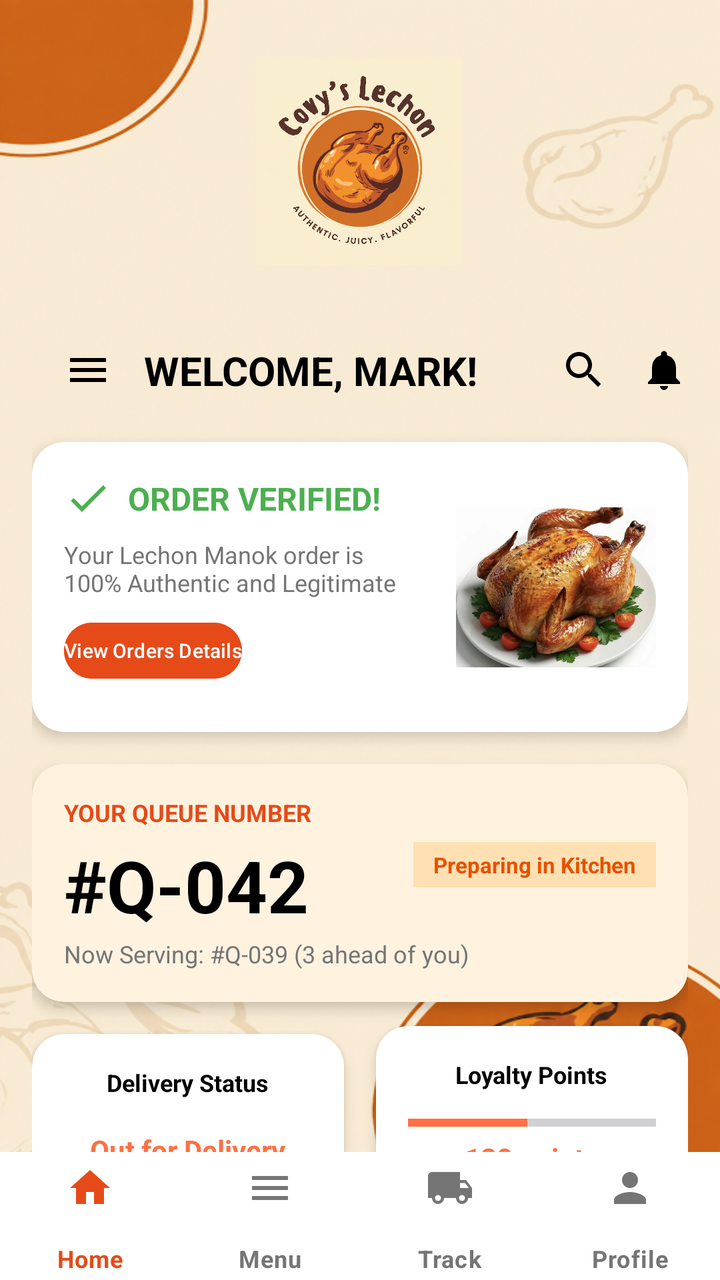
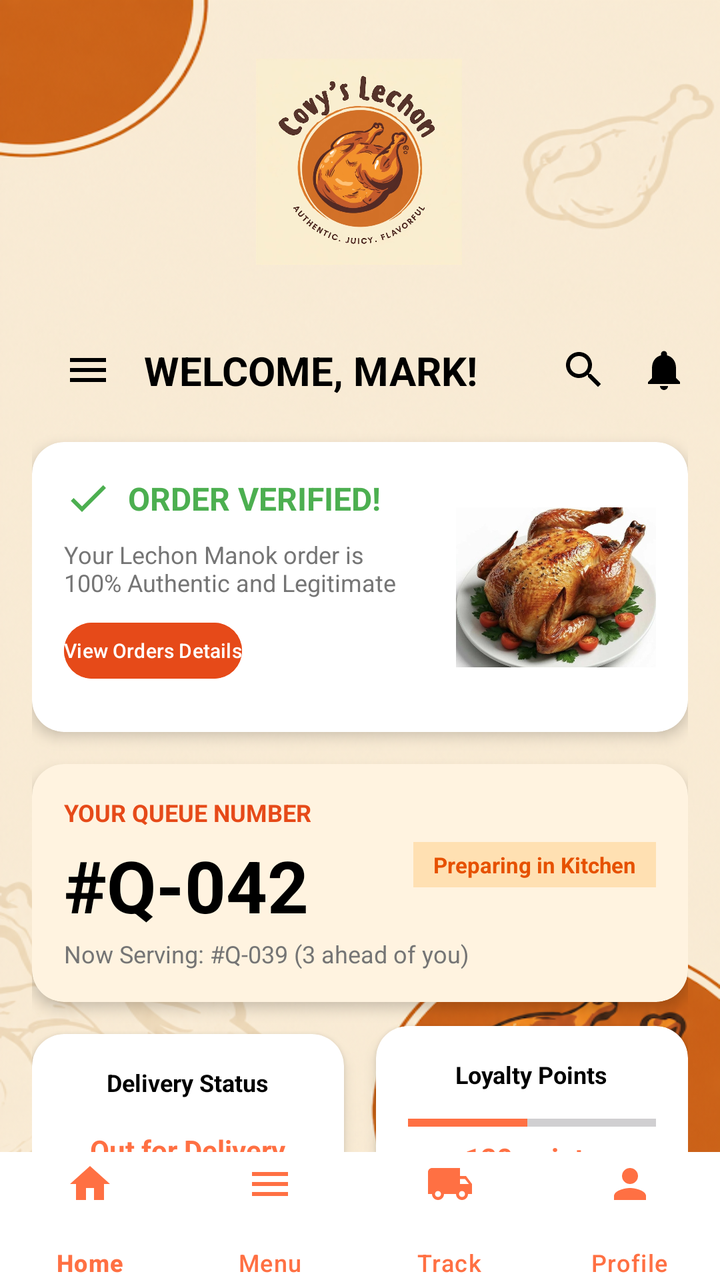

An Android layout rendered at two revisions. The XML below is the earlier revision; the diff shows what the commit changed to produce the second picture.
<!-- AndroidManifest.xml: application theme Theme.CoyvSplashScreen -->
<!-- res/layout/activity_dashboard.xml -->
<?xml version="1.0" encoding="utf-8"?>
<androidx.constraintlayout.widget.ConstraintLayout xmlns:android="http://schemas.android.com/apk/res/android"
    xmlns:app="http://schemas.android.com/apk/res-auto"
    xmlns:tools="http://schemas.android.com/tools"
    android:id="@+id/main"
    android:layout_width="match_parent"
    android:layout_height="match_parent"
    android:background="@drawable/signinbackgoundimage"
    tools:context=".DashBoardActivity">

    
    <View
        android:id="@+id/view_decoration"
        android:layout_width="200dp"
        android:layout_height="200dp"
        android:layout_marginStart="-80dp"
        android:layout_marginTop="-80dp"
        android:alpha="0.3"
        app:layout_constraintStart_toStartOf="parent"
        app:layout_constraintTop_toTopOf="parent" />

    <androidx.core.widget.NestedScrollView
        android:layout_width="match_parent"
        android:layout_height="0dp"
        app:layout_constraintBottom_toTopOf="@+id/bottom_navigation"
        app:layout_constraintTop_toTopOf="parent">

        <androidx.constraintlayout.widget.ConstraintLayout
            android:layout_width="match_parent"
            android:layout_height="wrap_content"
            android:padding="@dimen/padding_medium">

            

            <ImageView
                android:id="@+id/covylogo"
                android:layout_width="153dp"
                android:layout_height="103dp"
                android:layout_marginTop="10dp"
                android:layout_marginBottom="36dp"
                android:contentDescription="Covy Lechon Logo"
                android:src="@drawable/logo"
                app:layout_constraintBottom_toTopOf="@+id/tv_welcome"
                app:layout_constraintEnd_toEndOf="parent"
                app:layout_constraintHorizontal_bias="0.498"
                app:layout_constraintStart_toStartOf="parent"
                app:layout_constraintTop_toTopOf="parent" />

            
            <ImageButton
                android:id="@+id/btn_menu_top"
                android:layout_width="@dimen/icon_size"
                android:layout_height="@dimen/icon_size"
                android:layout_marginStart="16dp"
                android:layout_marginTop="157dp"
                android:layout_marginEnd="16dp"
                android:layout_marginBottom="24dp"
                android:background="?attr/selectableItemBackgroundBorderless"
                android:src="@drawable/ic_menu"
                app:layout_constraintBottom_toTopOf="@+id/cv_verified"
                app:layout_constraintEnd_toStartOf="@+id/tv_welcome"
                app:layout_constraintStart_toStartOf="parent"
                app:layout_constraintTop_toTopOf="parent" />

            <TextView
                android:id="@+id/tv_welcome"
                android:layout_width="wrap_content"
                android:layout_height="wrap_content"
                android:layout_marginStart="@dimen/padding_medium"
                android:text="WELCOME, MARK!"
                android:textColor="@color/black"
                android:textSize="20sp"
                android:textStyle="bold"
                app:layout_constraintBottom_toBottomOf="@+id/btn_menu_top"
                app:layout_constraintStart_toEndOf="@+id/btn_menu_top"
                app:layout_constraintTop_toTopOf="@+id/btn_menu_top" />

            <ImageButton
                android:id="@+id/btn_notification"
                android:layout_width="@dimen/icon_size"
                android:layout_height="@dimen/icon_size"
                android:background="?attr/selectableItemBackgroundBorderless"
                android:src="@drawable/ic_notifications"
                app:layout_constraintBottom_toBottomOf="@+id/btn_menu_top"
                app:layout_constraintEnd_toEndOf="parent"
                app:layout_constraintTop_toTopOf="@+id/btn_menu_top" />

            <ImageButton
                android:id="@+id/btn_search"
                android:layout_width="@dimen/icon_size"
                android:layout_height="@dimen/icon_size"
                android:layout_marginEnd="@dimen/padding_medium"
                android:background="?attr/selectableItemBackgroundBorderless"
                android:src="@drawable/ic_search"
                app:layout_constraintBottom_toBottomOf="@+id/btn_menu_top"
                app:layout_constraintEnd_toStartOf="@+id/btn_notification"
                app:layout_constraintTop_toTopOf="@+id/btn_menu_top" />

            
            <androidx.cardview.widget.CardView
                android:id="@+id/cv_verified"
                android:layout_width="match_parent"
                android:layout_height="wrap_content"
                android:layout_marginTop="@dimen/padding_large"
                app:cardCornerRadius="@dimen/corner_radius"
                app:cardElevation="@dimen/card_elevation"
                app:layout_constraintTop_toBottomOf="@+id/btn_menu_top">

                <androidx.constraintlayout.widget.ConstraintLayout
                    android:layout_width="match_parent"
                    android:layout_height="145dp"
                    android:padding="@dimen/padding_medium">

                    <ImageView
                        android:id="@+id/iv_check"
                        android:layout_width="24dp"
                        android:layout_height="24dp"
                        android:contentDescription="Verified"
                        android:src="@drawable/ic_check"
                        app:layout_constraintStart_toStartOf="parent"
                        app:layout_constraintTop_toTopOf="parent" />

                    <TextView
                        android:id="@+id/tv_verified_status"
                        android:layout_width="wrap_content"
                        android:layout_height="wrap_content"
                        android:layout_marginStart="@dimen/padding_small"
                        android:text="ORDER VERIFIED!"
                        android:textColor="@color/green_verified"
                        android:textSize="16sp"
                        android:textStyle="bold"
                        app:layout_constraintBottom_toBottomOf="@+id/iv_check"
                        app:layout_constraintStart_toEndOf="@+id/iv_check"
                        app:layout_constraintTop_toTopOf="@+id/iv_check" />

                    <TextView
                        android:id="@+id/tv_verified_desc"
                        android:layout_width="0dp"
                        android:layout_height="wrap_content"
                        android:layout_marginTop="@dimen/padding_small"
                        android:text="Your Lechon Manok order is\n100% Authentic and Legitimate"
                        android:textColor="@color/text_grey"
                        android:textSize="12sp"
                        app:layout_constraintEnd_toStartOf="@+id/iv_verified_chicken"
                        app:layout_constraintStart_toStartOf="parent"
                        app:layout_constraintTop_toBottomOf="@+id/iv_check" />

                    <Button
                        android:id="@+id/btn_view_details"
                        android:layout_width="wrap_content"
                        android:layout_height="36dp"
                        android:layout_marginTop="@dimen/padding_small"
                        android:backgroundTint="@color/orange_dark"
                        android:padding="0dp"
                        android:text="View Orders Details"
                        android:textAllCaps="false"
                        android:textSize="10sp"
                        app:layout_constraintStart_toStartOf="parent"
                        app:layout_constraintTop_toBottomOf="@+id/tv_verified_desc" />

                    <ImageView
                        android:id="@+id/iv_verified_chicken"
                        android:layout_width="100dp"
                        android:layout_height="80dp"
                        android:scaleType="centerCrop"
                        android:src="@drawable/f423b4974f4dd7924f11f1bad41bf1b4"
                        app:layout_constraintBottom_toBottomOf="parent"
                        app:layout_constraintEnd_toEndOf="parent"
                        app:layout_constraintTop_toTopOf="parent" />
                </androidx.constraintlayout.widget.ConstraintLayout>
            </androidx.cardview.widget.CardView>

            
            <androidx.cardview.widget.CardView
                android:id="@+id/cv_queue"
                android:layout_width="match_parent"
                android:layout_height="wrap_content"
                android:layout_marginTop="@dimen/padding_medium"
                app:cardBackgroundColor="#FFF3E0"
                app:cardCornerRadius="@dimen/corner_radius"
                app:cardElevation="@dimen/card_elevation"
                app:layout_constraintTop_toBottomOf="@+id/cv_verified">

                <androidx.constraintlayout.widget.ConstraintLayout
                    android:layout_width="match_parent"
                    android:layout_height="wrap_content"
                    android:padding="@dimen/padding_medium">

                    <TextView
                        android:id="@+id/tv_queue_title"
                        android:layout_width="wrap_content"
                        android:layout_height="wrap_content"
                        android:text="YOUR QUEUE NUMBER"
                        android:textColor="@color/orange_dark"
                        android:textSize="12sp"
                        android:textStyle="bold"
                        app:layout_constraintStart_toStartOf="parent"
                        app:layout_constraintTop_toTopOf="parent" />

                    <TextView
                        android:id="@+id/tv_queue_number"
                        android:layout_width="wrap_content"
                        android:layout_height="wrap_content"
                        android:layout_marginTop="4dp"
                        android:text="#Q-042"
                        android:textColor="@color/black"
                        android:textSize="36sp"
                        android:textStyle="bold"
                        app:layout_constraintStart_toStartOf="parent"
                        app:layout_constraintTop_toBottomOf="@+id/tv_queue_title" />

                    <TextView
                        android:id="@+id/tv_now_serving"
                        android:layout_width="wrap_content"
                        android:layout_height="wrap_content"
                        android:layout_marginTop="2dp"
                        android:text="Now Serving: #Q-039 (3 ahead of you)"
                        android:textColor="@color/text_grey"
                        android:textSize="12sp"
                        app:layout_constraintStart_toStartOf="parent"
                        app:layout_constraintTop_toBottomOf="@+id/tv_queue_number" />

                    <TextView
                        android:id="@+id/tv_queue_status_badge"
                        android:layout_width="wrap_content"
                        android:layout_height="wrap_content"
                        android:background="#FFE0B2"
                        android:paddingHorizontal="10dp"
                        android:paddingVertical="4dp"
                        android:text="Preparing in Kitchen"
                        android:textColor="#E65100"
                        android:textSize="11sp"
                        android:textStyle="bold"
                        app:layout_constraintBottom_toBottomOf="@+id/tv_queue_number"
                        app:layout_constraintEnd_toEndOf="parent"
                        app:layout_constraintTop_toTopOf="@+id/tv_queue_title" />

                </androidx.constraintlayout.widget.ConstraintLayout>
            </androidx.cardview.widget.CardView>

            
            <androidx.cardview.widget.CardView
                android:id="@+id/cv_status"
                android:layout_width="0dp"
                android:layout_height="wrap_content"
                android:layout_marginTop="@dimen/padding_medium"
                android:layout_marginEnd="@dimen/padding_small"
                app:cardCornerRadius="@dimen/corner_radius"
                app:cardElevation="@dimen/card_elevation"
                app:layout_constraintEnd_toStartOf="@+id/cv_loyalty"
                app:layout_constraintStart_toStartOf="parent"
                app:layout_constraintTop_toBottomOf="@+id/cv_queue">

                <LinearLayout
                    android:layout_width="match_parent"
                    android:layout_height="wrap_content"
                    android:gravity="center"
                    android:orientation="vertical"
                    android:padding="@dimen/padding_medium">

                    <TextView
                        android:layout_width="wrap_content"
                        android:layout_height="wrap_content"
                        android:text="Delivery Status"
                        android:textColor="@color/black"
                        android:textSize="12sp"
                        android:textStyle="bold" />

                    <TextView
                        android:layout_width="wrap_content"
                        android:layout_height="wrap_content"
                        android:layout_marginTop="16dp"
                        android:text="Out for Delivery"
                        android:textColor="@color/orange_primary"
                        android:textSize="14sp"
                        android:textStyle="bold" />

                    <TextView
                        android:layout_width="wrap_content"
                        android:layout_height="wrap_content"
                        android:text="Est. 15 mins remaining"
                        android:textColor="@color/text_grey"
                        android:textSize="10sp" />
                </LinearLayout>
            </androidx.cardview.widget.CardView>

            <androidx.cardview.widget.CardView
                android:id="@+id/cv_loyalty"
                android:layout_width="0dp"
                android:layout_height="wrap_content"
                android:layout_marginStart="@dimen/padding_small"
                app:cardCornerRadius="@dimen/corner_radius"
                app:cardElevation="@dimen/card_elevation"
                app:layout_constraintBottom_toBottomOf="@+id/cv_status"
                app:layout_constraintEnd_toEndOf="parent"
                app:layout_constraintStart_toEndOf="@+id/cv_status"
                app:layout_constraintTop_toTopOf="@+id/cv_status">

                <LinearLayout
                    android:layout_width="match_parent"
                    android:layout_height="wrap_content"
                    android:gravity="center"
                    android:orientation="vertical"
                    android:padding="@dimen/padding_medium">

                    <TextView
                        android:layout_width="wrap_content"
                        android:layout_height="wrap_content"
                        android:text="Loyalty Points"
                        android:textColor="@color/black"
                        android:textSize="12sp"
                        android:textStyle="bold" />

                    <ProgressBar
                        style="?android:attr/progressBarStyleHorizontal"
                        android:layout_width="match_parent"
                        android:layout_height="wrap_content"
                        android:layout_marginTop="@dimen/padding_small"
                        android:progress="120"
                        android:max="250"
                        android:progressTint="@color/orange_primary" />

                    <TextView
                        android:layout_width="wrap_content"
                        android:layout_height="wrap_content"
                        android:text="120 points"
                        android:textColor="@color/orange_primary"
                        android:textSize="14sp"
                        android:textStyle="bold" />

                    <TextView
                        android:layout_width="wrap_content"
                        android:layout_height="wrap_content"
                        android:text="250 to free chicken"
                        android:textColor="@color/text_grey"
                        android:textSize="10sp" />
                </LinearLayout>
            </androidx.cardview.widget.CardView>

            
            <TextView
                android:id="@+id/tv_recent_orders"
                android:layout_width="wrap_content"
                android:layout_height="wrap_content"
                android:layout_marginTop="@dimen/padding_large"
                android:text="My Recent Orders"
                android:textSize="18sp"
                android:textStyle="bold"
                app:layout_constraintStart_toStartOf="parent"
                app:layout_constraintTop_toBottomOf="@+id/cv_status" />

            <TextView
                android:id="@+id/tv_view_all"
                android:layout_width="wrap_content"
                android:layout_height="wrap_content"
                android:text="View All"
                android:textColor="@color/orange_primary"
                app:layout_constraintBottom_toBottomOf="@+id/tv_recent_orders"
                app:layout_constraintEnd_toEndOf="parent"
                app:layout_constraintTop_toTopOf="@+id/tv_recent_orders" />

            <androidx.cardview.widget.CardView
                android:id="@+id/cv_order_item"
                android:layout_width="match_parent"
                android:layout_height="wrap_content"
                android:layout_marginTop="@dimen/padding_medium"
                app:cardCornerRadius="@dimen/corner_radius"
                app:cardElevation="@dimen/card_elevation"
                app:layout_constraintTop_toBottomOf="@+id/tv_recent_orders">

                <androidx.constraintlayout.widget.ConstraintLayout
                    android:layout_width="match_parent"
                    android:layout_height="wrap_content"
                    android:padding="@dimen/padding_small">

                    <androidx.cardview.widget.CardView
                        android:id="@+id/cv_order_img_container"
                        android:layout_width="80dp"
                        android:layout_height="80dp"
                        app:cardCornerRadius="8dp"
                        app:layout_constraintStart_toStartOf="parent"
                        app:layout_constraintTop_toTopOf="parent">

                        <ImageView
                            android:id="@+id/iv_order_img"
                            android:layout_width="match_parent"
                            android:layout_height="match_parent"
                            android:contentDescription="Order Image"
                            android:scaleType="centerCrop"
                            android:src="@drawable/f423b4974f4dd7924f11f1bad41bf1b4" />
                    </androidx.cardview.widget.CardView>

                    <TextView
                        android:id="@+id/tv_order_name"
                        android:layout_width="0dp"
                        android:layout_height="wrap_content"
                        android:layout_marginStart="@dimen/padding_medium"
                        android:text="Lechon Manok (Whole)"
                        android:textColor="@color/black"
                        android:textStyle="bold"
                        app:layout_constraintEnd_toStartOf="@+id/iv_order_arrow"
                        app:layout_constraintStart_toEndOf="@+id/cv_order_img_container"
                        app:layout_constraintTop_toTopOf="parent" />

                    <TextView
                        android:id="@+id/tv_order_id"
                        android:layout_width="wrap_content"
                        android:layout_height="wrap_content"
                        android:text="ID: #123"
                        android:textColor="@color/text_grey"
                        android:textSize="12sp"
                        app:layout_constraintStart_toStartOf="@+id/tv_order_name"
                        app:layout_constraintTop_toBottomOf="@+id/tv_order_name" />

                    <TextView
                        android:id="@+id/tv_order_date"
                        android:layout_width="wrap_content"
                        android:layout_height="wrap_content"
                        android:text="Dec 23, 2023 - 10:30 AM"
                        android:textColor="@color/text_grey"
                        android:textSize="12sp"
                        app:layout_constraintStart_toStartOf="@+id/tv_order_name"
                        app:layout_constraintTop_toBottomOf="@+id/tv_order_id" />

                    <TextView
                        android:id="@+id/tv_order_status"
                        android:layout_width="wrap_content"
                        android:layout_height="wrap_content"
                        android:layout_marginTop="4dp"
                        android:background="#D5F5E3"
                        android:paddingHorizontal="8dp"
                        android:paddingVertical="2dp"
                        android:text="Delivered"
                        android:textColor="#27AE60"
                        android:textSize="10sp"
                        android:textStyle="bold"
                        app:layout_constraintStart_toStartOf="@+id/tv_order_name"
                        app:layout_constraintTop_toBottomOf="@+id/tv_order_date" />

                    <ImageView
                        android:id="@+id/iv_order_arrow"
                        android:layout_width="24dp"
                        android:layout_height="24dp"
                        android:src="@android:drawable/ic_media_play"
                        app:layout_constraintBottom_toBottomOf="parent"
                        app:layout_constraintEnd_toEndOf="parent"
                        app:layout_constraintTop_toTopOf="parent"
                        app:tint="@color/black" />
                </androidx.constraintlayout.widget.ConstraintLayout>
            </androidx.cardview.widget.CardView>

            
            <Button
                android:id="@+id/btn_place_order"
                android:layout_width="match_parent"
                android:layout_height="60dp"
                android:layout_marginTop="10dp"
                android:layout_marginBottom="4dp"
                android:backgroundTint="@color/orange_primary"
                android:text="Place New Order"
                android:textColor="@color/white"
                app:cornerRadius="@dimen/corner_radius"
                app:layout_constraintBottom_toBottomOf="parent"
                app:layout_constraintTop_toBottomOf="@+id/cv_order_item"
                app:layout_constraintVertical_bias="0.0"
                tools:layout_editor_absoluteX="16dp" />

        </androidx.constraintlayout.widget.ConstraintLayout>
    </androidx.core.widget.NestedScrollView>

    <com.google.android.material.bottomnavigation.BottomNavigationView
        android:id="@+id/bottom_navigation"
        android:layout_width="match_parent"
        android:layout_height="64dp"
        android:background="@color/white"
        app:itemIconTint="@color/bottom_nav_color_selector"
        app:itemTextColor="@color/bottom_nav_color_selector"
        app:labelVisibilityMode="labeled"
        app:itemIconSize="24dp"
        app:itemPaddingTop="6dp"
        app:itemPaddingBottom="6dp"
        app:itemTextAppearanceActive="@style/BottomNavTextStyle"
        app:itemTextAppearanceInactive="@style/BottomNavTextStyle"
        app:layout_constraintBottom_toBottomOf="parent"
        app:menu="@menu/bottom_nav_menu" />

</androidx.constraintlayout.widget.ConstraintLayout>
<!-- resources referenced by this layout -->
<resources>
  <color name="black">#FF000000</color>
  <color name="green_verified">#4CAF50</color>
  <color name="orange_dark">#E64A19</color>
  <color name="orange_primary">#FF7043</color>
  <color name="text_grey">#757575</color>
  <color name="white">#FFFFFFFF</color>
  <dimen name="card_elevation">4dp</dimen>
  <dimen name="corner_radius">16dp</dimen>
  <dimen name="icon_size">24dp</dimen>
  <dimen name="padding_large">24dp</dimen>
  <dimen name="padding_medium">16dp</dimen>
  <dimen name="padding_small">8dp</dimen>
  <!-- drawable f423b4974f4dd7924f11f1bad41bf1b4: jpg bitmap (drawable, 122413 bytes) -->
  <!-- drawable ic_check (drawable) -->
  <vector xmlns:android="http://schemas.android.com/apk/res/android"
      android:width="24dp"
      android:height="24dp"
      android:viewportWidth="24"
      android:viewportHeight="24">
      <path
          android:fillColor="#4CAF50"
          android:pathData="M9,16.17L4.83,12l-1.42,1.41L9,19 21,7l-1.41,-1.41z" />
  </vector>
  <!-- drawable ic_menu (drawable) -->
  <vector xmlns:android="http://schemas.android.com/apk/res/android"
      android:width="24dp"
      android:height="24dp"
      android:viewportWidth="24"
      android:viewportHeight="24">
      <path
          android:fillColor="#000000"
          android:pathData="M3,18h18v-2H3V18z M3,13h18v-2H3V13z M3,6v2h18V6H3z" />
  </vector>
  <!-- drawable ic_notifications (drawable) -->
  <vector xmlns:android="http://schemas.android.com/apk/res/android"
      android:width="24dp"
      android:height="24dp"
      android:viewportWidth="24"
      android:viewportHeight="24">
      <path
          android:fillColor="#000000"
          android:pathData="M12,22c1.1,0 2,-0.9 2,-2h-4c0,1.1 0.89,2 2,2zm6,-6v-5c0,-3.07 -1.64,-5.64 -4.5,-6.32V4c0,-0.83 -0.67,-1.5 -1.5,-1.5s-1.5,0.67 -1.5,1.5v0.68C7.63,5.36 6,7.92 6,11v5l-2,2v1h16v-1l-2,-2z" />
  </vector>
  <!-- drawable ic_search (drawable) -->
  <vector xmlns:android="http://schemas.android.com/apk/res/android"
      android:width="24dp"
      android:height="24dp"
      android:viewportWidth="24"
      android:viewportHeight="24">
      <path
          android:fillColor="#000000"
          android:pathData="M15.5,14h-0.79l-0.28,-0.27C15.41,12.59 16,11.11 16,9.5 16,5.91 13.09,3 9.5,3S3,5.91 3,9.5 5.91,16 9.5,16c1.61,0 3.09,-0.59 4.23,-1.57l0.27,0.28v0.79l5,4.99L20.49,19l-4.99,-5zm-6,0C7.01,14 5,11.99 5,9.5S7.01,5 9.5,5 14,7.01 14,9.5 11.99,14 9.5,14z" />
  </vector>
  <!-- drawable logo: jpg bitmap (drawable, 98396 bytes) -->
  <!-- drawable signinbackgoundimage: png bitmap (drawable, 391030 bytes) -->
  <style name="BottomNavTextStyle" parent="TextAppearance.Material3.BodySmall">
          <item name="android:textSize">12sp</item>
          <item name="android:textStyle">bold</item>
          <item name="android:gravity">center</item>
      </style>
  <style name="Theme.CoyvSplashScreen" parent="Base.Theme.CoyvSplashScreen" />
  <style name="Base.Theme.CoyvSplashScreen" parent="Theme.Material3.DayNight.NoActionBar">
          
          
      </style>
</resources>

<!-- the commit's change to res/layout/activity_dashboard.xml (unified diff, before → after) -->
@@ -473,14 +473,12 @@
         android:layout_width="match_parent"
         android:layout_height="64dp"
         android:background="@color/white"
-        app:itemIconTint="@color/bottom_nav_color_selector"
-        app:itemTextColor="@color/bottom_nav_color_selector"
+        app:itemIconTint="@color/orange_primary"
+        app:itemTextColor="@color/orange_primary"
         app:labelVisibilityMode="labeled"
         app:itemIconSize="24dp"
-        app:itemPaddingTop="6dp"
-        app:itemPaddingBottom="6dp"
-        app:itemTextAppearanceActive="@style/BottomNavTextStyle"
-        app:itemTextAppearanceInactive="@style/BottomNavTextStyle"
+        app:itemPaddingTop="4dp"
+        app:itemPaddingBottom="4dp"
         app:layout_constraintBottom_toBottomOf="parent"
         app:menu="@menu/bottom_nav_menu" />
 
<!-- resource entries referenced after the edit -->
@@ -55,11 +55,6 @@
   </vector>
   <!-- drawable logo: jpg bitmap (drawable, 98396 bytes) -->
   <!-- drawable signinbackgoundimage: png bitmap (drawable, 391030 bytes) -->
-  <style name="BottomNavTextStyle" parent="TextAppearance.Material3.BodySmall">
-          <item name="android:textSize">12sp</item>
-          <item name="android:textStyle">bold</item>
-          <item name="android:gravity">center</item>
-      </style>
   <style name="Theme.CoyvSplashScreen" parent="Base.Theme.CoyvSplashScreen" />
   <style name="Base.Theme.CoyvSplashScreen" parent="Theme.Material3.DayNight.NoActionBar">
           
